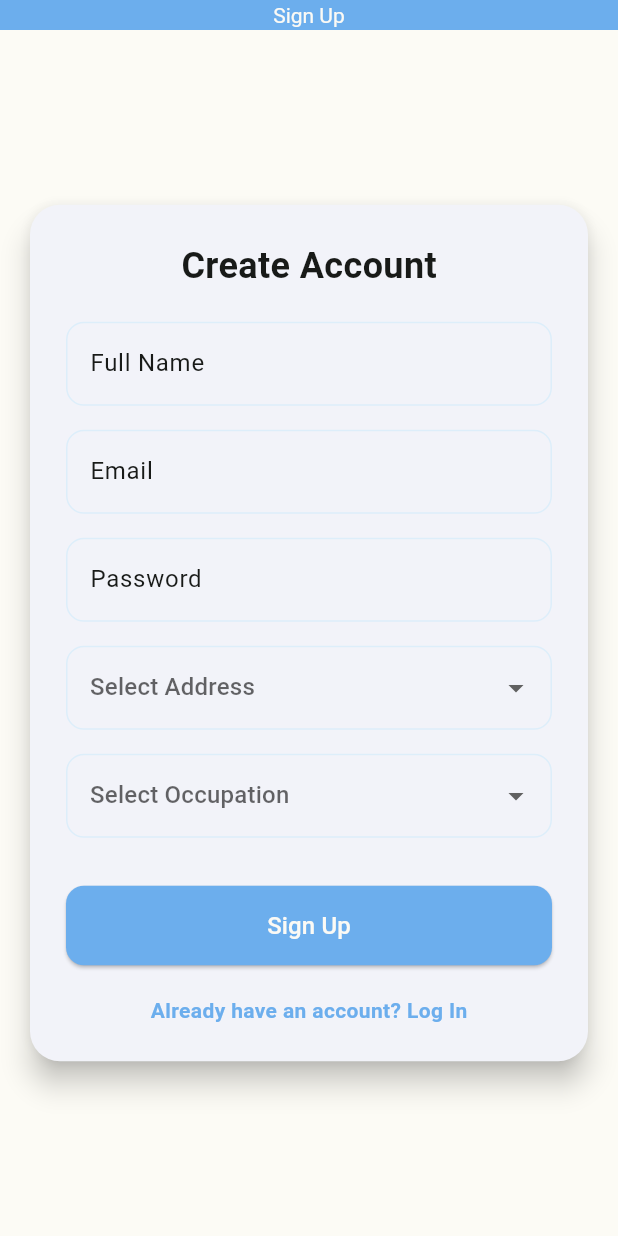
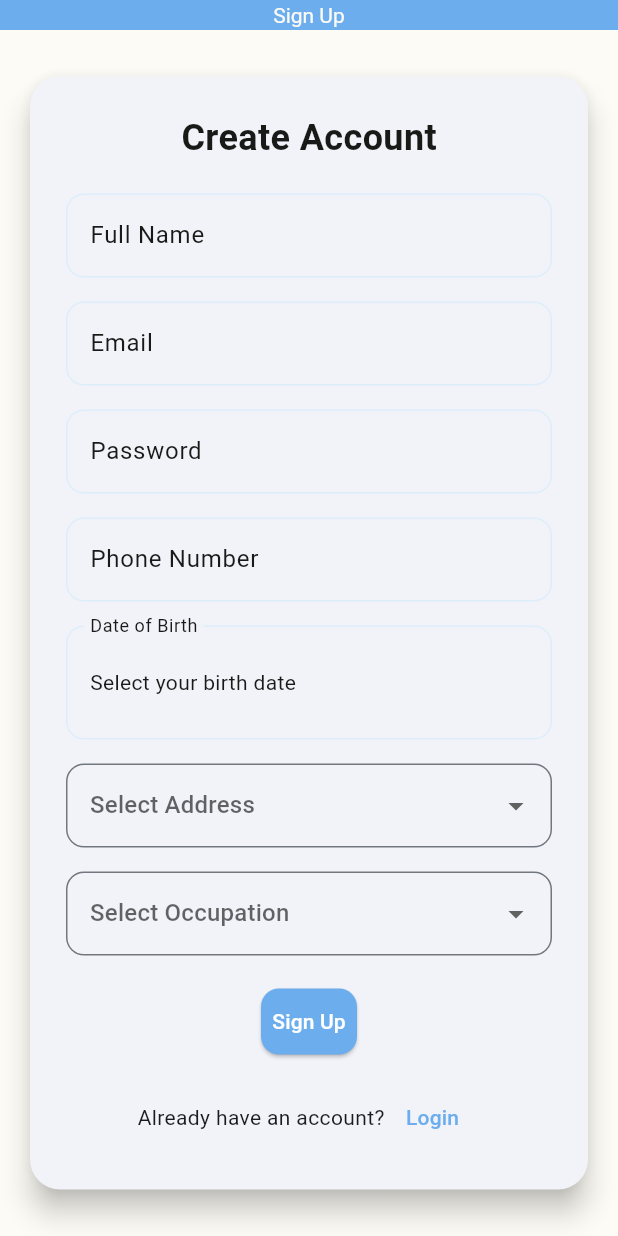
Before and after one commit to betbies/teknik, a Flutter app: the SignupPage screen opened directly, on a phone screen of 412 x 824 dp. Run offline on Flutter 3.47's test engine with Material 3 defaults, Android fonts, the phone set to English and light mode, and no system bars; our stand-ins replace cloud_firestore, curved_navigation_bar, firebase_auth, firebase_core, google_fonts; missing offline and left inert: mobile_scanner; accounts and stored records are empty.

Commit message:
Değişiklik mesajı

```diff
--- a/lib/auth/signup.dart
+++ b/lib/auth/signup.dart
@@ -17,11 +17,22 @@ class _SignupPageState extends State<SignupPage> {
   final TextEditingController _nameController = TextEditingController();
   final TextEditingController _emailController = TextEditingController();
   final TextEditingController _passwordController = TextEditingController();
+  final TextEditingController _phoneController =
+      TextEditingController(); // Telefon numarası için kontrolör
 
+  String? _selectedDob; // Doğum tarihi için değişken
   String? _selectedAddress;
   String? _selectedOccupation;
 
+  bool _isRegistering = false; // Kayıt işlemi durumu
+
   Future<void> _registerUser() async {
+    if (_isRegistering) return; // Kayıt işlemi devam ediyorsa çık
+
+    setState(() {
+      _isRegistering = true; // Kayıt işlemi başladı
+    });
+
     try {
       UserCredential userCredential =
           await _auth.createUserWithEmailAndPassword(
@@ -33,10 +44,17 @@ class _SignupPageState extends State<SignupPage> {
       await _firestore.collection('users').doc(userCredential.user!.uid).set({
         'name': _nameController.text.trim(),
         'email': _emailController.text.trim(),
+        'phone': _phoneController.text.trim(), // Telefon numarasını kaydet
+        'dob': _selectedDob, // Doğum tarihini kaydet
         'address': _selectedAddress,
         'occupation': _selectedOccupation,
         'createdAt': FieldValue.serverTimestamp(),
       });
+
+      // Kayıt başarılı olunca bildirim göster
+      ScaffoldMessenger.of(context).showSnackBar(
+        SnackBar(content: Text('Registration successful!')),
+      );
 
       // Kayıt başarılı olunca giriş sayfasına yönlendir
       Navigator.pushReplacement(
@@ -48,6 +66,25 @@ class _SignupPageState extends State<SignupPage> {
       ScaffoldMessenger.of(context).showSnackBar(
         SnackBar(content: Text('Error: ${e.toString()}')),
       );
+    } finally {
+      setState(() {
+        _isRegistering = false; // Kayıt işlemi tamamlandı
+      });
+    }
+  }
+
+  Future<void> _selectDate(BuildContext context) async {
+    final DateTime? picked = await showDatePicker(
+      context: context,
+      initialDate: DateTime.now(),
+      firstDate: DateTime(1900),
+      lastDate: DateTime.now(),
+    );
+    if (picked != null && picked != DateTime.now()) {
+      setState(() {
+        _selectedDob =
+            "${picked.day}/${picked.month}/${picked.year}"; // Gün/Ay/Yıl formatı
+      });
     }
   }
 
@@ -142,11 +179,65 @@ class _SignupPageState extends State<SignupPage> {
                     ),
                   ),
                   const SizedBox(height: 16),
+                  TextField(
+                    controller:
+                        _phoneController, // Telefon numarası için TextField
+                    decoration: const InputDecoration(
+                      labelText: 'Phone Number',
+                      labelStyle: TextStyle(color: Color(0xFF181A18)),
+                      border: OutlineInputBorder(
+                        borderRadius: BorderRadius.all(Radius.circular(12)),
+                      ),
+                      focusedBorder: OutlineInputBorder(
+                        borderRadius: BorderRadius.all(Radius.circular(12)),
+                        borderSide: BorderSide(color: Color(0xFF6CAEED)),
+                      ),
+                      enabledBorder: OutlineInputBorder(
+                        borderRadius: BorderRadius.all(Radius.circular(12)),
+                        borderSide: BorderSide(color: Color(0xFFDDEEFA)),
+                      ),
+                    ),
+                  ),
+                  const SizedBox(height: 16),
+                  // Doğum tarihi seçimi için buton
+                  GestureDetector(
+                    onTap: () => _selectDate(context),
+                    child: InputDecorator(
+                      decoration: const InputDecoration(
+                        labelText: 'Date of Birth',
+                        labelStyle: TextStyle(color: Color(0xFF181A18)),
+                        border: OutlineInputBorder(
+                          borderRadius: BorderRadius.all(Radius.circular(12)),
+                        ),
+                        focusedBorder: OutlineInputBorder(
+                          borderRadius: BorderRadius.all(Radius.circular(12)),
+                          borderSide: BorderSide(color: Color(0xFF6CAEED)),
+                        ),
+                        enabledBorder: OutlineInputBorder(
+                          borderRadius: BorderRadius.all(Radius.circular(12)),
+                          borderSide: BorderSide(color: Color(0xFFDDEEFA)),
+                        ),
+                      ),
+                      child: Padding(
+                        padding: const EdgeInsets.symmetric(vertical: 12.0),
+                        child: Text(
+                          _selectedDob ?? 'Select your birth date',
+                          style: const TextStyle(color: Color(0xFF181A18)),
+                        ),
+                      ),
+                    ),
+                  ),
+                  const SizedBox(height: 16),
                   // Adres Seçimi DropdownButton
                   DropdownButtonFormField<String>(
                     value: _selectedAddress,
                     hint: const Text('Select Address'),
-                    items: ['RESORT', 'ROYAL', 'CLUB', 'YÖNETİM']
+                    items: [
+                      'AQI Pegasos Resort Hotel',
+                      'AQI Pegasos Royal Hotel',
+                      'AQI Pegasos Club Hotel',
+                      'TUI'
+                    ]
                         .map((address) => DropdownMenuItem<String>(
                               value: address,
                               child: Text(address),
@@ -161,14 +252,6 @@ class _SignupPageState extends State<SignupPage> {
                       border: OutlineInputBorder(
                         borderRadius: BorderRadius.all(Radius.circular(12)),
                       ),
-                      enabledBorder: OutlineInputBorder(
-                        borderRadius: BorderRadius.all(Radius.circular(12)),
-                        borderSide: BorderSide(color: Color(0xFFDDEEFA)),
-                      ),
-                      focusedBorder: OutlineInputBorder(
-                        borderRadius: BorderRadius.all(Radius.circular(12)),
-                        borderSide: BorderSide(color: Color(0xFF6CAEED)),
-                      ),
                     ),
                   ),
                   const SizedBox(height: 16),
@@ -177,13 +260,15 @@ class _SignupPageState extends State<SignupPage> {
                     value: _selectedOccupation,
                     hint: const Text('Select Occupation'),
                     items: [
-                      'ELEKTRİKÇİ',
-                      'TESİSATÇI',
-                      'BOYACI',
-                      'MARANGOZ',
-                      'VARDİYA AMİRİ',
-                      'ŞEF',
-                      'ASİSTAN'
+                      'Elektrikçi',
+                      'Tesisatçı',
+                      'Boyacı',
+                      'Marangoz',
+                      'Vardiya Amiri',
+                      'Şef',
+                      'Asistan',
+                      'Müdür',
+                      'Yönetici'
                     ]
                         .map((occupation) => DropdownMenuItem<String>(
                               value: occupation,
@@ -199,53 +284,48 @@ class _SignupPageState extends State<SignupPage> {
                       border: OutlineInputBorder(
                         borderRadius: BorderRadius.all(Radius.circular(12)),
                       ),
-                      enabledBorder: OutlineInputBorder(
-                        borderRadius: BorderRadius.all(Radius.circular(12)),
-                        borderSide: BorderSide(color: Color(0xFFDDEEFA)),
                     ),
-                      focusedBorder: OutlineInputBorder(
-                        borderRadius: BorderRadius.all(Radius.circular(12)),
-                        borderSide: BorderSide(color: Color(0xFF6CAEED)),
+                  ),
+                  const SizedBox(height: 20),
+                  ElevatedButton(
+                    onPressed: _registerUser,
+                    child: _isRegistering
+                        ? const CircularProgressIndicator(
+                            valueColor:
+                                AlwaysStoppedAnimation<Color>(Colors.white),
+                          )
+                        : const Text(
+                            'Sign Up',
+                            style: TextStyle(
+                                color:
+                                    Colors.white), // Yazı rengini beyaz yapıldı
+                          ),
+                    style: ElevatedButton.styleFrom(
+                      backgroundColor: const Color(
+                          0xFF6CAEED), // primary yerine backgroundColor
+                      padding: const EdgeInsets.symmetric(vertical: 12.0),
+                      shape: RoundedRectangleBorder(
+                        borderRadius: BorderRadius.circular(12.0),
                       ),
                     ),
                   ),
-                  const SizedBox(height: 32),
-                  SizedBox(
-                    width: double.infinity,
-                    child: ElevatedButton(
-                      onPressed: _registerUser,
-                      style: ElevatedButton.styleFrom(
-                        backgroundColor: const Color(0xFF6CAEED),
-                        padding: const EdgeInsets.symmetric(vertical: 15),
-                        shape: RoundedRectangleBorder(
-                          borderRadius: BorderRadius.circular(12),
-                        ),
-                      ),
-                      child: const Text(
-                        'Sign Up',
-                        style:
-                            TextStyle(color: Color(0xFFFBFAF5), fontSize: 16),
-                      ),
-                    ),
-                  ),
-                  const SizedBox(height: 20),
-                  GestureDetector(
-                    onTap: () {
-                      // Login sayfasına git
-                      Navigator.push(
+
+                  const SizedBox(height: 16),
+                  Row(
+                    mainAxisAlignment: MainAxisAlignment.center,
+                    children: [
+                      const Text('Already have an account?'),
+                      TextButton(
+                        onPressed: () {
+                          Navigator.pushReplacement(
                             context,
                             MaterialPageRoute(
                                 builder: (context) => const LoginPage()),
                           );
                         },
-                    child: const Text(
-                      "Already have an account? Log In",
-                      style: TextStyle(
-                        color: Color(0xFF6CAEED),
-                        fontSize: 14,
-                        fontWeight: FontWeight.w600,
+                        child: const Text('Login'),
                       ),
-                    ),
+                    ],
                   ),
                 ],
               ),
```
Also changed, not shown: lib/pages/profile.dart (+46 -13 lines). Lines whose indentation alone changed are shown as unchanged.
